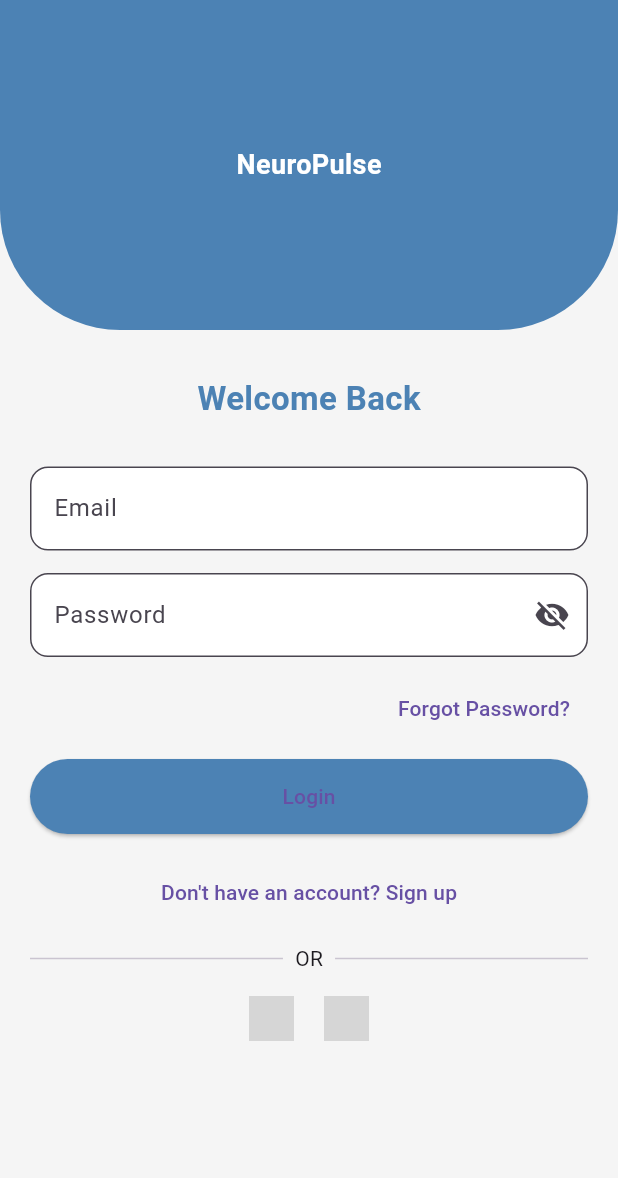
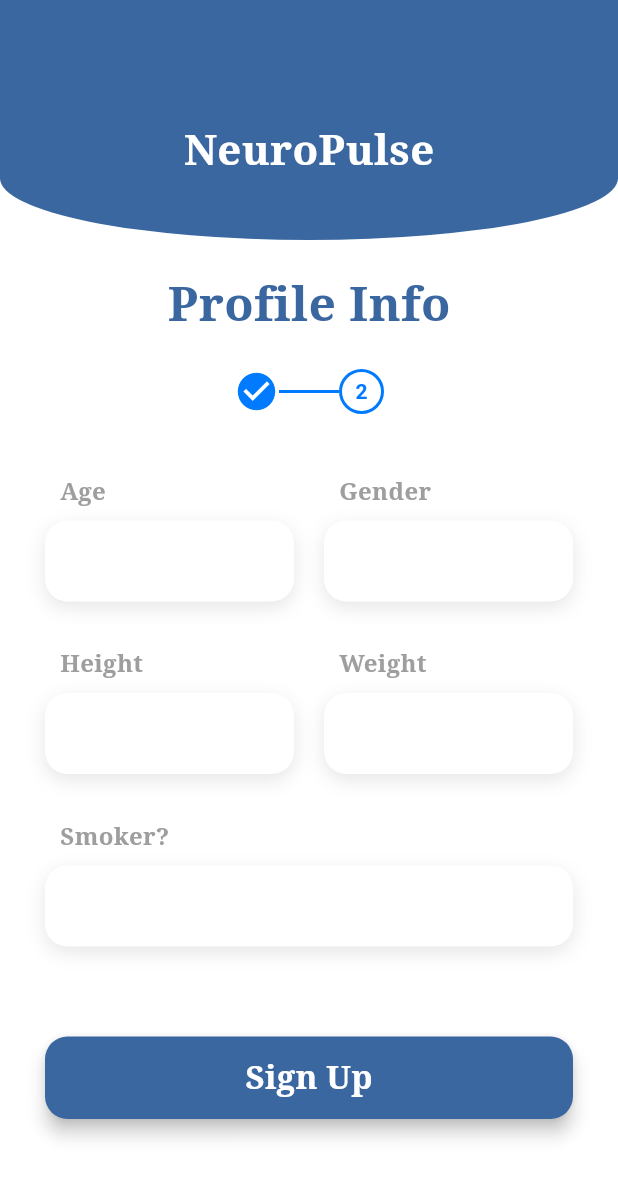
Before and after one commit to malaksoliman049-create/NEUROPULSE, a Flutter app: the screen it shows after launch, on a phone screen of 412 x 824 dp. Shown: the top 1178 px of the screen. Run offline on Flutter 3.47's test engine with Material 3 defaults, Android fonts, the phone set to English and light mode, and no system bars; our stand-ins replace flutter_svg; grey boxes are pictures that could not be loaded.

Commit message:
new page

```diff
--- a/lib/main.dart
+++ b/lib/main.dart
@@ -1,7 +1,6 @@
 import 'package:flutter/material.dart';
 import 'screens/Alert_screen.dart';
 import 'screens/Doctor_dashboard_screen.dart';
-import 'screens/splash_screen.dart';
 import 'screens/login_screen.dart';
 import 'screens/signup_screen.dart';
 import 'screens/home_screen.dart';
@@ -9,6 +8,7 @@ import 'screens/Settings_screen.dart';
 import 'screens/Patient_list_screen.dart';
 import 'screens/Patient_details_screen.dart';
 import 'screens/Chat_w_patient_screen.dart';
+import 'screens/Profile_info_screen.dart';
 
 void main() {
   runApp(const MyApp());
@@ -28,7 +28,7 @@ class MyApp extends StatelessWidget {
 
       routes: {
 
-        '/': (context) => const SplashScreen(),
+        '/': (context) => const ProfileInfoScreen(),
 
         '/login': (context) => const LoginScreen(),
         '/signup': (context) => const SignupScreen(),
@@ -39,6 +39,8 @@ class MyApp extends StatelessWidget {
         '/PatientDetailsScreen': (context) => const PatientDetails(isArabic: false),
         '/PatientslistScreen': (context) => const PatientsScreen(isArabic: false),
         '/doctordashboard': (context) => const DoctorDashboard(isArabic: false),
+        // '/Profileinfo': (context) => const ProfileInfoScreen(),
+
       },
         );
       }
--- a/lib/screens/Alert_screen.dart
+++ b/lib/screens/Alert_screen.dart
@@ -11,15 +11,11 @@ class AlertScreen extends StatefulWidget {
 }
 
 class _AlertScreenState extends State<AlertScreen> {
-  // ---------------------------------------------------------
-  // 💾 المتغيرات التي ستتغير تلقائياً عند ربط الساعة
-  // ---------------------------------------------------------
   String strokeRiskStatus = "High";
   int heartRateValue = 145;
   int oxygenLevel = 82;
   String aiPredictionTextEn = "High stroke risk";
   String aiPredictionTextAr = "خطر إصابة مرتفع بالسكتة";
-  // ---------------------------------------------------------
 
   // قاموس الترجمة
   Map<String, Map<String, String>> localized = {
--- /dev/null
+++ b/lib/screens/Profile_info_screen.dart
@@ -0,0 +1,174 @@
+import 'package:flutter/material.dart';
+
+class ProfileInfoScreen extends StatelessWidget {
+  const ProfileInfoScreen({super.key});
+
+  @override
+  Widget build(BuildContext context) {
+    return Scaffold(
+      backgroundColor: Colors.white,
+      body: Column(
+        children: [
+          // 🔵 الـ Header المنحني مع اسم التطبيق
+          Stack(
+            children: [
+              Container(
+                height: 160,
+                decoration: const BoxDecoration(
+                  color: Color(0xFF3B67A1), // اللون الأزرق المعتمد
+                  borderRadius: BorderRadius.vertical(
+                    bottom: Radius.elliptical(400, 80),
+                  ),
+                ),
+                child: const Center(
+                  child: Padding(
+                    padding: EdgeInsets.only(top: 40.0),
+                    child: Text(
+                      "NeuroPulse",
+                      style: TextStyle(
+                        color: Colors.white,
+                        fontSize: 28,
+                        fontWeight: FontWeight.bold,
+                        fontFamily: 'Serif',
+                      ),
+                    ),
+                  ),
+                ),
+              ),
+            ],
+          ),
+
+          Expanded(
+            child: SingleChildScrollView(
+              padding: const EdgeInsets.symmetric(horizontal: 30),
+              child: Column(
+                children: [
+                  const SizedBox(height: 20),
+                  // العنوان الأساسي
+                  const Text(
+                    "Profile Info",
+                    style: TextStyle(
+                      color: Color(0xFF3B67A1),
+                      fontSize: 32,
+                      fontWeight: FontWeight.bold,
+                      fontFamily: 'Serif',
+                    ),
+                  ),
+                  const SizedBox(height: 20),
+
+                  // 🚥 الـ Progress Indicator (الخطوة الثانية)
+                  Row(
+                    mainAxisAlignment: MainAxisAlignment.center,
+                    children: [
+                      const Icon(Icons.check_circle, color: Color(0xFF007BFF), size: 30),
+                      Container(width: 40, height: 2, color: const Color(0xFF007BFF)),
+                      Container(
+                        width: 30,
+                        height: 30,
+                        decoration: BoxDecoration(
+                          shape: BoxShape.circle,
+                          border: Border.all(color: const Color(0xFF007BFF), width: 2),
+                        ),
+                        child: const Center(
+                          child: Text("2", style: TextStyle(color: Color(0xFF007BFF), fontWeight: FontWeight.bold)),
+                        ),
+                      ),
+                    ],
+                  ),
+                  const SizedBox(height: 40),
+
+                  // 📝 الحقول (Input Fields)
+                  Row(
+                    children: [
+                      Expanded(child: _buildInputField("Age")),
+                      const SizedBox(width: 20),
+                      Expanded(child: _buildInputField("Gender")),
+                    ],
+                  ),
+                  const SizedBox(height: 30),
+                  Row(
+                    children: [
+                      Expanded(child: _buildInputField("Height")),
+                      const SizedBox(width: 20),
+                      Expanded(child: _buildInputField("Weight")),
+                    ],
+                  ),
+                  const SizedBox(height: 30),
+                  _buildInputField("Smoker?"),
+
+                  const SizedBox(height: 60),
+
+                  // 🔘 زر الـ Sign Up
+                  SizedBox(
+                    width: double.infinity,
+                    height: 55,
+                    child: ElevatedButton(
+                      onPressed: () {},
+                      style: ElevatedButton.styleFrom(
+                        backgroundColor: const Color(0xFF3B67A1),
+                        shape: RoundedRectangleBorder(
+                          borderRadius: BorderRadius.circular(15),
+                        ),
+                        elevation: 5,
+                      ),
+                      child: const Text(
+                        "Sign Up",
+                        style: TextStyle(
+                          color: Colors.white,
+                          fontSize: 22,
+                          fontWeight: FontWeight.bold,
+                          fontFamily: 'Serif',
+                        ),
+                      ),
+                    ),
+                  ),
+                  const SizedBox(height: 20),
+                ],
+              ),
+            ),
+          ),
+        ],
+      ),
+    );
+  }
+
+  // ويجت مخصص لبناء الحقول مع الظل الخفيف
+  Widget _buildInputField(String label) {
+    return Column(
+      crossAxisAlignment: CrossAxisAlignment.start,
+      children: [
+        Padding(
+          padding: const EdgeInsets.only(left: 10, bottom: 8),
+          child: Text(
+            label,
+            style: const TextStyle(
+              color: Colors.grey,
+              fontSize: 16,
+              fontWeight: FontWeight.bold,
+              fontFamily: 'Serif',
+            ),
+          ),
+        ),
+        Container(
+          decoration: BoxDecoration(
+            color: Colors.white,
+            borderRadius: BorderRadius.circular(15),
+            boxShadow: [
+              BoxShadow(
+                color: Colors.black.withValues(alpha: 0.1),
+                blurRadius: 10,
+                offset: const Offset(0, 4),
+              ),
+            ],
+          ),
+          child: TextFormField(
+            decoration: const InputDecoration(
+              border: InputBorder.none,
+              contentPadding: EdgeInsets.symmetric(horizontal: 20, vertical: 15),
+            ),
+          ),
+        ),
+      ],
+    );
+  }
+}
```
